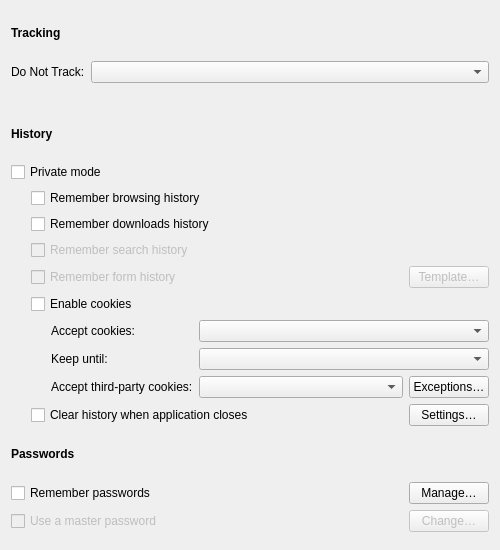
Qt form src/modules/windows/preferences/PrivacyPreferencesPage.ui (OtterBrowser/otter-browser) before a commit.
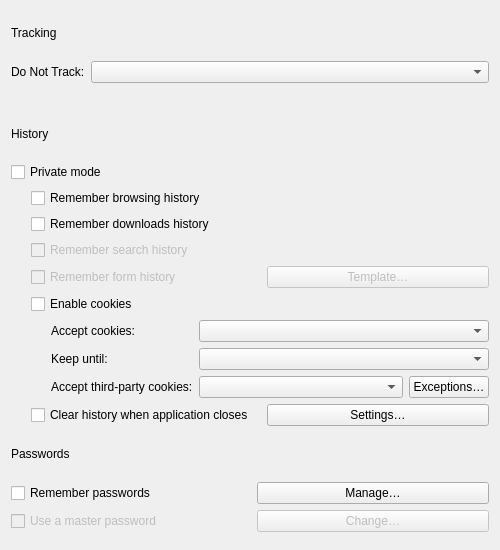
The same form after that commit. Custom widgets are drawn as their Qt base class.

Commit message: Switch to HeaderWidget

The edit to the form file:
```diff
--- a/src/modules/windows/preferences/PrivacyPreferencesPage.ui
+++ b/src/modules/windows/preferences/PrivacyPreferencesPage.ui
@@ -12,13 +12,7 @@
   </property>
   <layout class="QVBoxLayout" name="verticalLayout">
    <item>
-    <widget class="QLabel" name="trackingHeader">
-     <property name="font">
-      <font>
-       <weight>75</weight>
-       <bold>true</bold>
-      </font>
-     </property>
+    <widget class="Otter::HeaderWidget" name="trackingHeaderWidget">
      <property name="text">
       <string>Tracking</string>
      </property>
@@ -46,13 +40,7 @@
     </layout>
    </item>
    <item>
-    <widget class="QLabel" name="historyHeader">
-     <property name="font">
-      <font>
-       <weight>75</weight>
-       <bold>true</bold>
-      </font>
-     </property>
+    <widget class="Otter::HeaderWidget" name="historyHeaderWidget">
      <property name="text">
       <string>History</string>
      </property>
@@ -142,12 +130,6 @@
             <property name="orientation">
              <enum>Qt::Horizontal</enum>
             </property>
-            <property name="sizeHint" stdset="0">
-             <size>
-              <width>40</width>
-              <height>20</height>
-             </size>
-            </property>
            </spacer>
           </item>
           <item>
@@ -285,12 +267,6 @@
             <property name="orientation">
              <enum>Qt::Horizontal</enum>
             </property>
-            <property name="sizeHint" stdset="0">
-             <size>
-              <width>0</width>
-              <height>0</height>
-             </size>
-            </property>
            </spacer>
           </item>
           <item>
@@ -308,13 +284,7 @@
     </layout>
    </item>
    <item>
-    <widget class="QLabel" name="passwordsHeader">
-     <property name="font">
-      <font>
-       <weight>75</weight>
-       <bold>true</bold>
-      </font>
-     </property>
+    <widget class="Otter::HeaderWidget" name="passwordsHeaderWidget">
      <property name="text">
       <string>Passwords</string>
      </property>
@@ -334,12 +304,6 @@
        <property name="orientation">
         <enum>Qt::Horizontal</enum>
        </property>
-       <property name="sizeHint" stdset="0">
-        <size>
-         <width>40</width>
-         <height>20</height>
-        </size>
-       </property>
       </spacer>
      </item>
      <item>
@@ -368,12 +332,6 @@
        <property name="orientation">
         <enum>Qt::Horizontal</enum>
        </property>
-       <property name="sizeHint" stdset="0">
-        <size>
-         <width>40</width>
-         <height>20</height>
-        </size>
-       </property>
       </spacer>
      </item>
      <item>
@@ -397,6 +355,13 @@
    </item>
   </layout>
  </widget>
+ <customwidgets>
+  <customwidget>
+   <class>Otter::HeaderWidget</class>
+   <extends>QLabel</extends>
+   <header>src/ui/HeaderWidget.h</header>
+  </customwidget>
+ </customwidgets>
  <tabstops>
   <tabstop>doNotTrackComboBox</tabstop>
   <tabstop>privateModeCheckBox</tabstop>
```
The commit also changes 2 other files.
